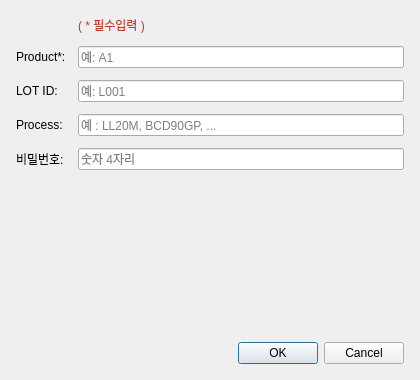
Above: client/upload_dialog.ui from happyudding/report_server before the change. Below: the same form after it.
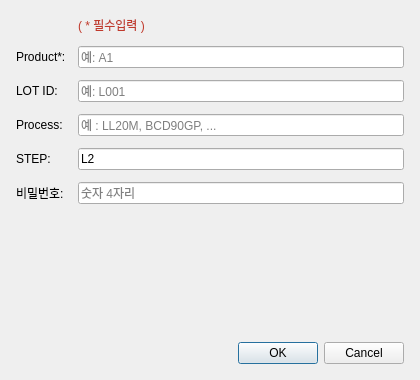
That is the form after the change.

The edit to the form file:
```diff
--- a/client/upload_dialog.ui
+++ b/client/upload_dialog.ui
@@ -58,11 +58,24 @@
       </widget>
      </item>
      <item row="4" column="0">
+      <widget class="QLabel" name="label_step">
+       <property name="text"><string>STEP:</string></property>
+      </widget>
+     </item>
+     <item row="4" column="1">
+      <widget class="QLineEdit" name="le_step">
+       <property name="text"><string>L2</string></property>
+       <property name="placeholderText"><string>예 : L2, L3, ...</string></property>
+       <property name="maxLength"><number>20</number></property>
+       <property name="toolTip"><string>Web Report 의 STEP 표시(P2)를 이 값으로 바꿉니다.</string></property>
+      </widget>
+     </item>
+     <item row="5" column="0">
       <widget class="QLabel" name="label_pw">
        <property name="text"><string>비밀번호:</string></property>
       </widget>
      </item>
-     <item row="4" column="1">
+     <item row="5" column="1">
       <widget class="QLineEdit" name="le_password">
        <property name="placeholderText"><string>숫자 4자리</string></property>
        <property name="echoMode"><enum>QLineEdit::Password</enum></property>
```
